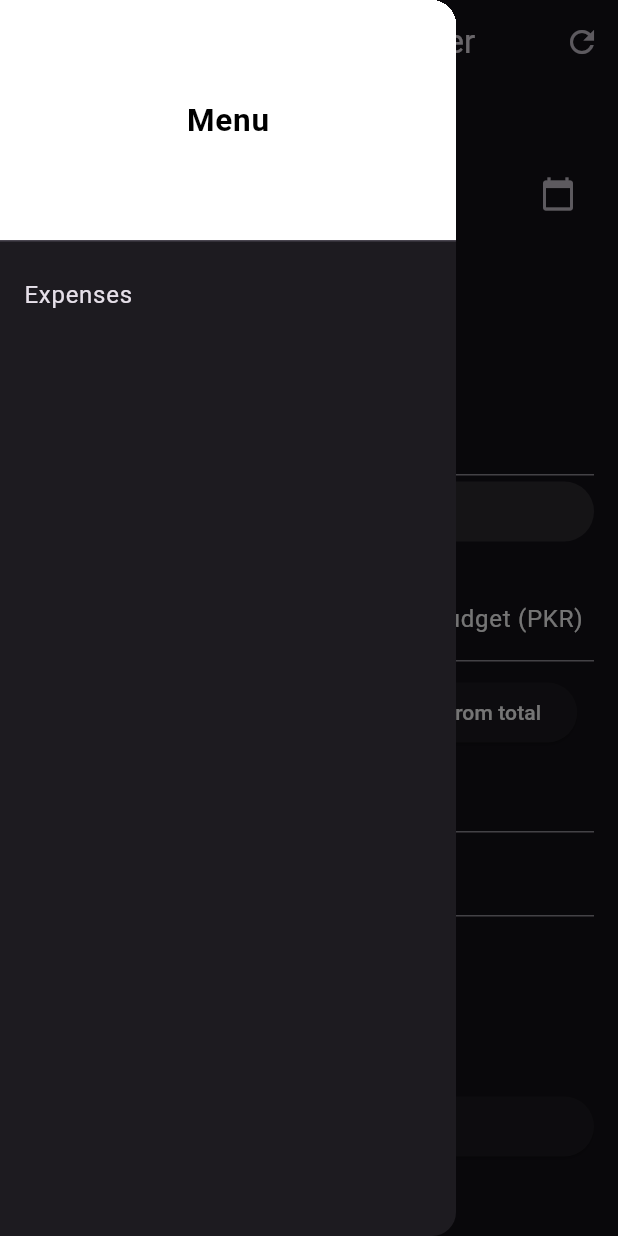
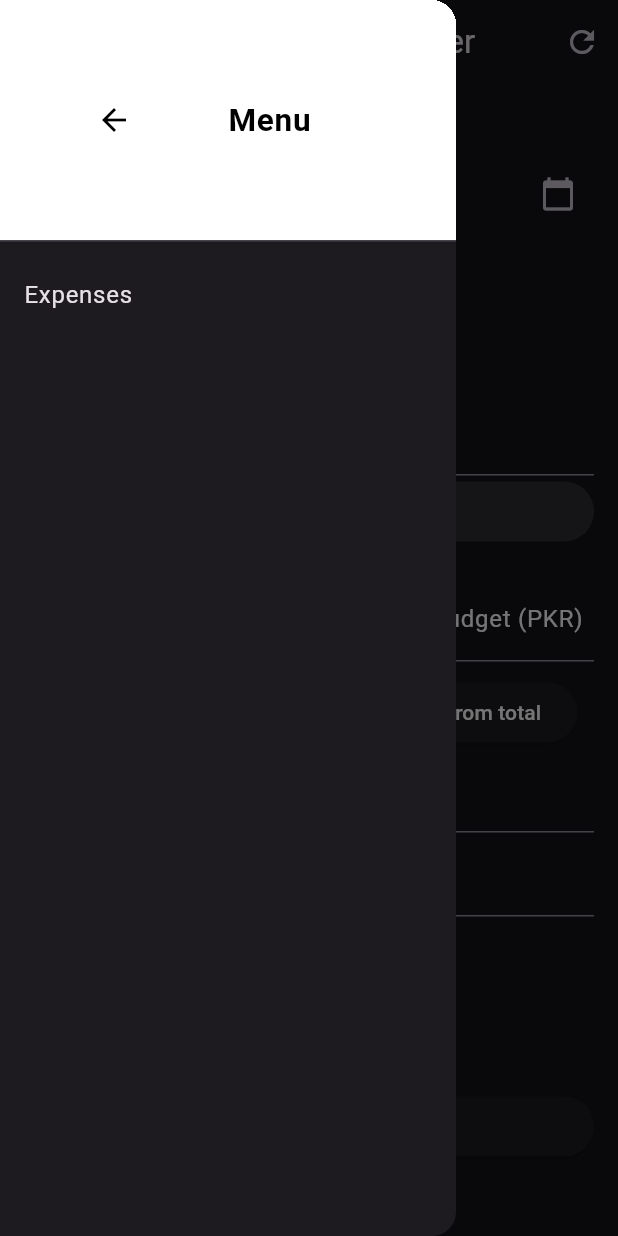
Before and after one commit to muneebiq3/expense, a Flutter app: the screen it shows after launch, with the side drawer open, on a phone screen of 412 x 824 dp. Run offline on Flutter 3.47's test engine with Material 3 defaults, Android fonts, the phone set to English and light mode, and no system bars; our stand-ins replace shared_preferences.

Commit message:
added dummy back btn in drawer header no functionality whatsoever

```diff
--- a/expense_tracker/lib/main.dart
+++ b/expense_tracker/lib/main.dart
@@ -540,7 +540,8 @@ class _BudgetHomePageState extends State<BudgetHomePage> {
           IconButton(
             icon: const Icon(Icons.refresh),
             onPressed: _refreshMonth,
-            tooltip: "New Month")
+            tooltip: "New Month"
+          )
         ],
       ),
       drawer: Drawer(
@@ -551,7 +552,16 @@ class _BudgetHomePageState extends State<BudgetHomePage> {
                 color: Colors.white,
               ),
               padding: EdgeInsets.zero,
-              child: Center(
+              child: Row(
+                children: [
+                  Expanded(
+                    child: IconButton(
+                      color: Colors.black,
+                      icon: const Icon(Icons.arrow_back),
+                      onPressed: () {},
+                    ),
+                  ),
+                  Expanded(
                     child: Text(
                       _drawerHeader,
                       style: const TextStyle(
@@ -560,7 +570,9 @@ class _BudgetHomePageState extends State<BudgetHomePage> {
                         fontSize: 21,
                       ),
                     ),
-              ),
+                  )
+                ],
+              )
             ),
             if(!_showExpenses)
             ListTile(
```
Lines whose indentation alone changed are shown as unchanged.
